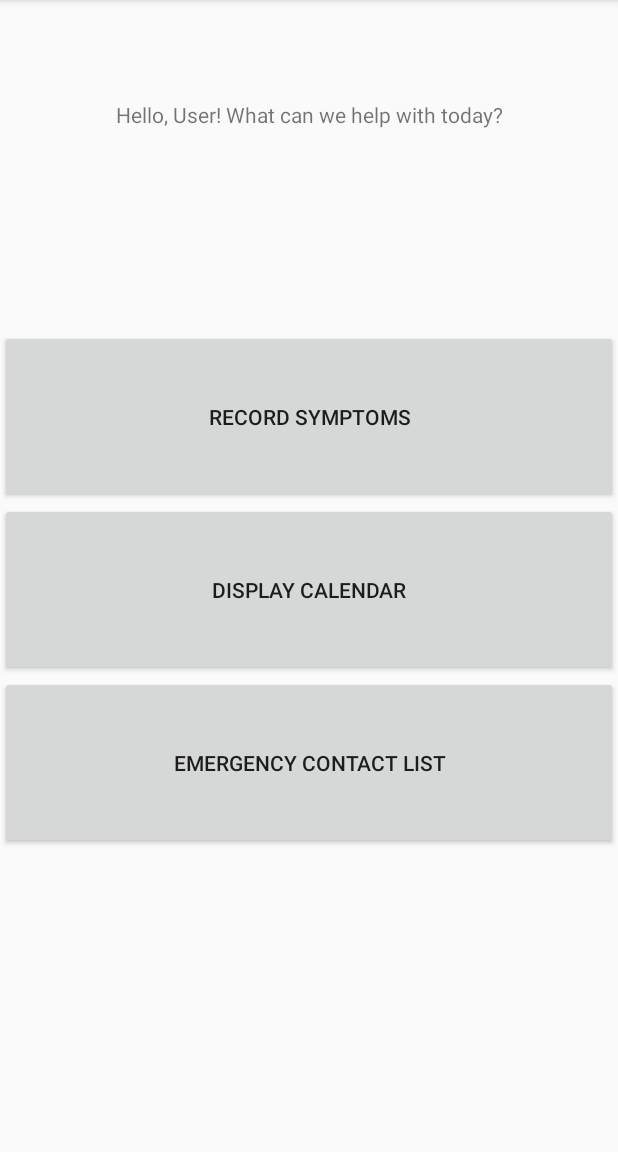
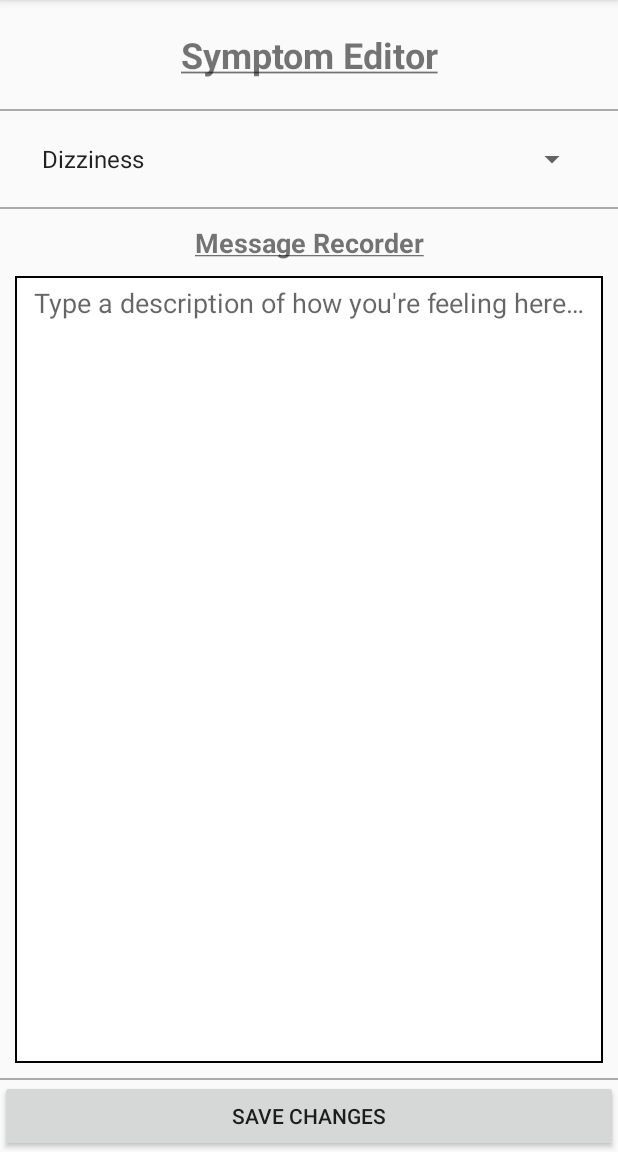
Before and after one commit to rcortese1/symptracker, an Android app: the screen it shows after launch (MainActivity before the commit, RecordSymptom after it), after a tap on "RECORD SYMPTOMS", on a phone screen of 412 x 824 dp, the part 84-1236 px from its top. Run offline under Robolectric (Android 15) with nearby library versions, the phone set to English and light mode, and no system bars.

Commit message:
Made RecordSymptom spinner and symptom objs, button functionality, etc., and updated Symptom class to include notes. Code messy, untested

```diff
--- a/app/src/main/java/com/example/symptracker/MainActivity.java
+++ b/app/src/main/java/com/example/symptracker/MainActivity.java
@@ -34,8 +34,8 @@ public class MainActivity extends AppCompatActivity {
         recSympBtn.setOnClickListener(new View.OnClickListener() {
             @Override
             public void onClick(View view) {
-                //Intent intent = new Intent(getApplicationContext(), RecordSymptom.class);
-                Intent intent = new Intent(getApplicationContext(), DatabaseTester.class);
+                Intent intent = new Intent(getApplicationContext(), RecordSymptom.class);
+                //Intent intent = new Intent(getApplicationContext(), DatabaseTester.class);
                 startActivity(intent);
             }
         });
--- a/app/src/main/java/com/example/symptracker/RecordSymptom.java
+++ b/app/src/main/java/com/example/symptracker/RecordSymptom.java
@@ -3,12 +3,143 @@ package com.example.symptracker;
 import androidx.appcompat.app.AppCompatActivity;
 
 import android.os.Bundle;
+import android.util.Log;
+import android.view.View;
+import android.widget.AdapterView;
+import android.widget.ArrayAdapter;
+import android.widget.Button;
+import android.widget.EditText;
+import android.widget.Spinner;
+import android.widget.Toast;
+/*import java.util.ArrayList;
+import java.util.List;
+import android.app.Activity;
+import android.widget.AdapterView.OnItemSelectedListener;*/ //for some reason they want to be optimised
 
 public class RecordSymptom extends AppCompatActivity {
+
+    Spinner sympSelect;
+    EditText symptomTextEntry;
+    Button saveBtn;
+    //Symptom[] symparray;
+    String note = "";
+    /*AdapterView<?> parent;
+    View view;*/
+    String symptom = "";
+    DBHandler db = new DBHandler(this);
+    boolean severity;
 
     @Override
     protected void onCreate(Bundle savedInstanceState) {
         super.onCreate(savedInstanceState);
         setContentView(R.layout.activity_record_symptom);
+
+        sympSelect = findViewById(R.id.sympSelect);
+        symptomTextEntry = findViewById(R.id.symptomTextEntry);
+        saveBtn = findViewById(R.id.saveBtn);
+
+        Log.d("Insert: ", "Inserting...");
+        db.addSymptom(new Symptom("headache", false));
+        db.addSymptom(new Symptom("fever", true));
+        db.addSymptom(new Symptom("cough", false));
+        db.addSymptom(new Symptom("vomiting", false));
+        db.addSymptom(new Symptom("chest pain", true));
+        db.addSymptom(new Symptom("severe pains", true));
+        db.addSymptom(new Symptom("dizziness", false));
+        db.addSymptom(new Symptom("congestion", false));
+        db.addSymptom(new Symptom("pneumonia", true));
+        db.addSymptom(new Symptom("other", false));
+        //do we even need to do this if we're treating symp objects as user recorded ones rather than system references ones?
+
+
+        /*symparray = {
+                new Symptom("headache", false); //use constructor to make the 6 symptoms
+        new Symptom("fever", true);
+        new Symptom("cough", false);
+        new Symptom("vomiting", false);
+        new Symptom("chest pain", true);
+        new Symptom("severe pains", true);
+            }*/
+
+        ArrayAdapter<CharSequence> adapter = ArrayAdapter.createFromResource(this, R.array.symp_name_array, android.R.layout.simple_spinner_item);
+        adapter.setDropDownViewResource(android.R.layout.simple_spinner_dropdown_item);
+        sympSelect.setAdapter(adapter);
+
+        /*@Override
+        public void onItemSelected(AdapterView<?> parent, View view, int position, long id)
+        {
+            //upon selecting spinner item, set it to symptom var
+            symptom = parent.getItemAtPosition(position).toString();
+            //shows selected symptom item
+            Toast.makeText(parent.getContext(), "Selected: " + symptom, Toast.LENGTH_LONG).show();
+            //set save btn as being auto turned off, and then make save btn functional at end of this method
+        }*/
+
+        //initSymptoms();
+
+        saveBtn.setOnClickListener(new View.OnClickListener() {
+            @Override
+            public void onClick(View view) {
+                //get details from edit text
+                note = symptomTextEntry.getText().toString();
+                //get chosen symptom from spinner select
+                symptom = sympSelect.getSelectedItem().toString();
+                severity = isSevere(symptom);
+                //oh shit, do we need to create a separate database for actually RECORDING the user's symptoms?
+                db.addSymptom(new Symptom(symptom, severity, note));
+                Log.d("Insert: ", "Added new user symptom to database");
+                //resets the text in the box
+                symptomTextEntry.getText().clear();
+                //don't think we need to reset the dropdown box again
+            }
+        });
     }
+
+    private boolean isSevere(String name)
+    {
+        switch (name.toLowerCase()) {
+            case "headache":
+                severity = false;
+                break;
+            case "coughing":
+                severity = false;
+                break;
+            case "fever":
+                severity = true;
+                break;
+            case "vomiting":
+                severity = false;
+                break;
+            case "chest pain":
+                severity = true;
+                break;
+            case "severe pains":
+                severity = true;
+                break;
+            case "dizziness":
+                severity = false;
+                break;
+            case "congestion":
+                severity = false;
+                break;
+            case "pneumonia":
+                severity = true;
+                break;
+            case "other":
+                severity = false;
+                break;
+            default:
+                severity = false;
+                break;
+        }
+        return severity;
+    }
+
+    /*private void initSymptoms(){
+        try{
+
+        }catch (Exception e){
+            e.printStackTrace();
+        }
+    }*/
 }
--- a/app/src/main/res/layout/activity_record_symptom.xml
+++ b/app/src/main/res/layout/activity_record_symptom.xml
@@ -37,7 +37,7 @@
             android:background="@android:color/darker_gray" />
 
         <Spinner
-            android:id="@+id/spinner"
+            android:id="@+id/sympSelect"
             android:layout_width="match_parent"
             android:layout_height="wrap_content"
             android:layout_marginLeft="20dp"
@@ -71,7 +71,7 @@
             android:layout_marginBottom="10dp"
             android:layout_weight="1"
             android:background="@drawable/back"
-            android:gravity="top"
+            android:gravity="center_horizontal"
             android:hint="@string/moodDesc"
             android:importantForAutofill="no"
             android:inputType="textMultiLine|text"
@@ -80,7 +80,6 @@
             android:paddingRight="10dp"
             android:paddingBottom="5dp"
             android:scrollHorizontally="false"
-            android:text="abcabcabcabcabcabcabcabcabcabcabcabcabcabcabcabcabc"
             android:textAlignment="center"
             android:textAllCaps="false" />
 
@@ -91,7 +90,7 @@
             android:background="@android:color/darker_gray" />
 
         <Button
-            android:id="@+id/button"
+            android:id="@+id/saveBtn"
             android:layout_width="match_parent"
             android:layout_height="wrap_content"
             android:text="@string/save_symptom" />
--- a/app/src/main/res/values/strings.xml
+++ b/app/src/main/res/values/strings.xml
@@ -10,6 +10,18 @@
     <string name="their_number">Their Number</string>
     <string name="symp_recorder"><u>Symptom Editor</u></string>
     <string name="message_recorder"><u>Message Recorder</u></string>
-    <string name="moodDesc">Type a description of how you\'re feeling here...</string>
+    <string name="moodDesc">Type a description of how you\'re feeling here…</string>
     <string name="save_symptom">Save Changes</string>
+    <string-array name="symp_name_array">
+        <item>Dizziness</item>
+        <item>Congestion</item>
+        <item>Headache</item>
+        <item>Fever</item>
+        <item>Cough</item>
+        <item>Vomiting</item>
+        <item>Chest pain</item>
+        <item>Severe pains</item>
+        <item>Pneumonia</item>
+        <item>Other</item>
+    </string-array>
 </resources>
```
Also changed, not shown: app/src/main/java/com/example/symptracker/Symptom.java (+20 -0 lines).
